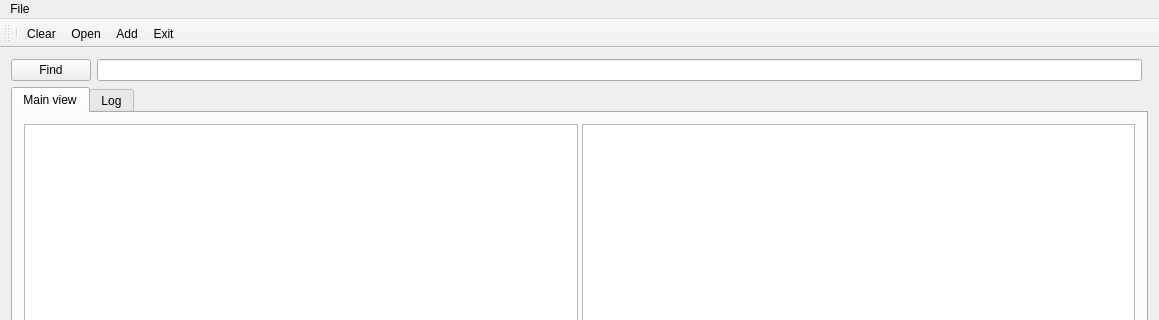
Above: BusConfigUI/BusConfigUI.ui from Patryk-97/BusConfig before the change; both pictures show x 0 to 1159 and y 0 to 320 of the 1159 by 757 pixel window. Below: the same form after it.
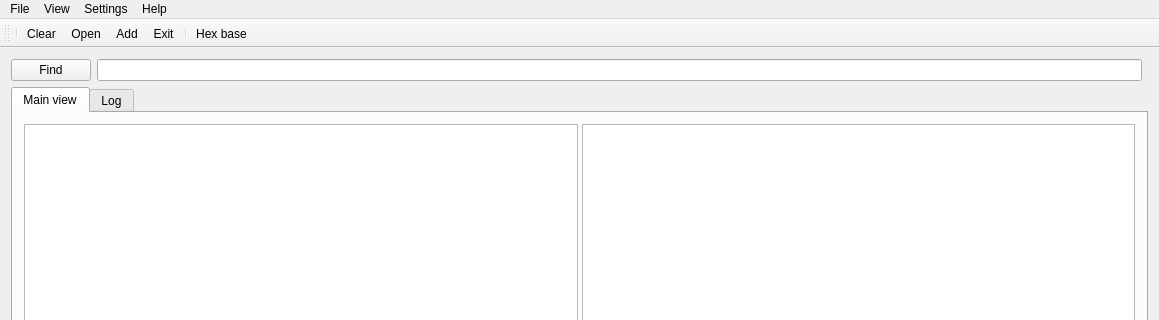
That is the form after the change. Icons and pictures are not drawn.

Commit message: Added new menu entries like Settings, View, Help..

```diff
--- a/BusConfigUI/BusConfigUI.ui
+++ b/BusConfigUI/BusConfigUI.ui
@@ -126,7 +126,27 @@
     <addaction name="actionAdd"/>
     <addaction name="actionExit"/>
    </widget>
+   <widget class="QMenu" name="menuSettings">
+    <property name="title">
+     <string>Settings</string>
+    </property>
+    <addaction name="actionBase"/>
+   </widget>
+   <widget class="QMenu" name="menuView">
+    <property name="title">
+     <string>View</string>
+    </property>
+   </widget>
+   <widget class="QMenu" name="menuAbout">
+    <property name="title">
+     <string>Help</string>
+    </property>
+    <addaction name="actionAbout"/>
+   </widget>
    <addaction name="menu_Main"/>
+   <addaction name="menuView"/>
+   <addaction name="menuSettings"/>
+   <addaction name="menuAbout"/>
   </widget>
   <widget class="QToolBar" name="mainToolBar">
    <property name="iconSize">
@@ -149,6 +169,8 @@
    <addaction name="actionOpen"/>
    <addaction name="actionAdd"/>
    <addaction name="actionExit"/>
+   <addaction name="separator"/>
+   <addaction name="actionBase"/>
   </widget>
   <widget class="QStatusBar" name="statusBar"/>
   <action name="actionOpen">
@@ -187,6 +209,20 @@
     <string>Clear</string>
    </property>
   </action>
+  <action name="actionAbout">
+   <property name="text">
+    <string>About</string>
+   </property>
+  </action>
+  <action name="actionBase">
+   <property name="icon">
+    <iconset resource="BusConfigUI.qrc">
+     <normaloff>:/BusConfigUI/Icons/hex.ico</normaloff>:/BusConfigUI/Icons/hex.ico</iconset>
+   </property>
+   <property name="text">
+    <string>Hex base</string>
+   </property>
+  </action>
  </widget>
  <layoutdefault spacing="6" margin="11"/>
  <resources>
```
Left out of the diff: 3 changed lines with no effect on the pictures. The commit also changes 2 other files.
